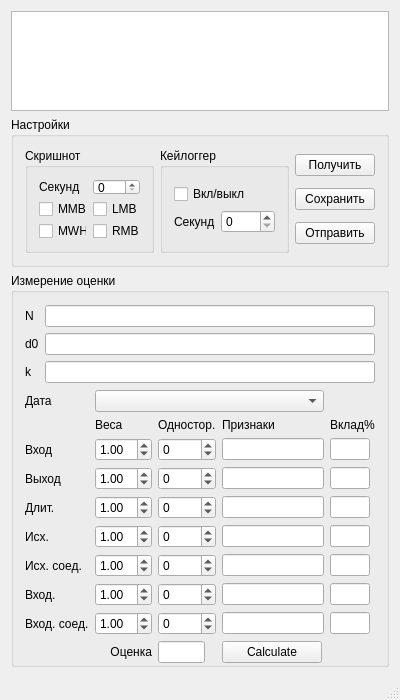
Above: src/server/server.ui from DjGorillaz/anomaly-detection-and-monitoring before the change. Below: the same form after it.
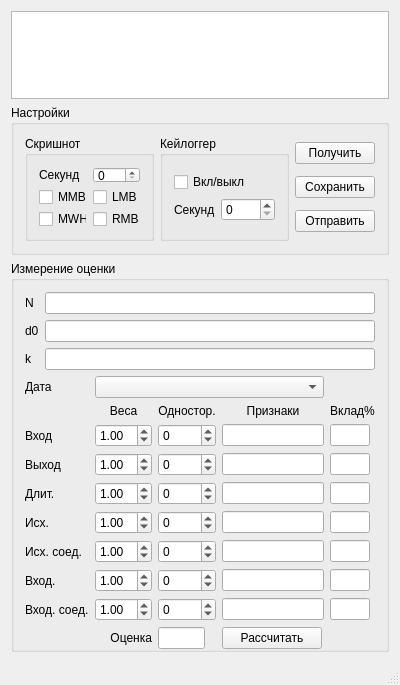
That is the form after the change.

```diff
--- a/src/server/server.ui
+++ b/src/server/server.ui
@@ -7,19 +7,19 @@
     <x>0</x>
     <y>0</y>
     <width>400</width>
-    <height>700</height>
+    <height>685</height>
    </rect>
   </property>
   <property name="minimumSize">
    <size>
     <width>400</width>
-    <height>700</height>
+    <height>685</height>
    </size>
   </property>
   <property name="maximumSize">
    <size>
     <width>400</width>
-    <height>700</height>
+    <height>685</height>
    </size>
   </property>
   <property name="windowTitle">
@@ -29,6 +29,9 @@
    <layout class="QGridLayout" name="gridLayout_4">
     <item row="0" column="0">
      <layout class="QGridLayout" name="gridLayout">
+      <property name="bottomMargin">
+       <number>0</number>
+      </property>
       <item row="0" column="0" colspan="2">
        <widget class="QTreeView" name="treeUsers">
         <property name="sizePolicy">
@@ -176,8 +179,14 @@
            </item>
            <item row="4" column="5">
             <widget class="QLineEdit" name="f1">
+             <property name="sizePolicy">
+              <sizepolicy hsizetype="Minimum" vsizetype="Fixed">
+               <horstretch>0</horstretch>
+               <verstretch>0</verstretch>
+              </sizepolicy>
+             </property>
              <property name="readOnly">
-              <bool>false</bool>
+              <bool>true</bool>
              </property>
             </widget>
            </item>
@@ -209,6 +218,9 @@
              <property name="text">
               <string>Одностор.</string>
              </property>
+             <property name="alignment">
+              <set>Qt::AlignCenter</set>
+             </property>
             </widget>
            </item>
            <item row="9" column="4">
@@ -233,8 +245,14 @@
            </item>
            <item row="7" column="5">
             <widget class="QLineEdit" name="f4">
+             <property name="sizePolicy">
+              <sizepolicy hsizetype="Minimum" vsizetype="Fixed">
+               <horstretch>0</horstretch>
+               <verstretch>0</verstretch>
+              </sizepolicy>
+             </property>
              <property name="readOnly">
-              <bool>false</bool>
+              <bool>true</bool>
              </property>
             </widget>
            </item>
@@ -248,7 +266,7 @@
            <item row="2" column="5">
             <widget class="QLabel" name="features">
              <property name="sizePolicy">
-              <sizepolicy hsizetype="Preferred" vsizetype="Fixed">
+              <sizepolicy hsizetype="Minimum" vsizetype="Fixed">
                <horstretch>0</horstretch>
                <verstretch>0</verstretch>
               </sizepolicy>
@@ -256,6 +274,9 @@
              <property name="text">
               <string>Признаки</string>
              </property>
+             <property name="alignment">
+              <set>Qt::AlignCenter</set>
+             </property>
             </widget>
            </item>
            <item row="6" column="2">
@@ -267,29 +288,53 @@
            </item>
            <item row="10" column="5">
             <widget class="QLineEdit" name="f7">
+             <property name="sizePolicy">
+              <sizepolicy hsizetype="Minimum" vsizetype="Fixed">
+               <horstretch>0</horstretch>
+               <verstretch>0</verstretch>
+              </sizepolicy>
+             </property>
              <property name="readOnly">
-              <bool>false</bool>
+              <bool>true</bool>
              </property>
             </widget>
            </item>
            <item row="5" column="5">
             <widget class="QLineEdit" name="f2">
+             <property name="sizePolicy">
+              <sizepolicy hsizetype="Minimum" vsizetype="Fixed">
+               <horstretch>0</horstretch>
+               <verstretch>0</verstretch>
+              </sizepolicy>
+             </property>
              <property name="readOnly">
-              <bool>false</bool>
+              <bool>true</bool>
              </property>
             </widget>
            </item>
            <item row="6" column="5">
             <widget class="QLineEdit" name="f3">
+             <property name="sizePolicy">
+              <sizepolicy hsizetype="Minimum" vsizetype="Fixed">
+               <horstretch>0</horstretch>
+               <verstretch>0</verstretch>
+              </sizepolicy>
+             </property>
              <property name="readOnly">
-              <bool>false</bool>
+              <bool>true</bool>
              </property>
             </widget>
            </item>
            <item row="8" column="5">
             <widget class="QLineEdit" name="f5">
+             <property name="sizePolicy">
+              <sizepolicy hsizetype="Minimum" vsizetype="Fixed">
+               <horstretch>0</horstretch>
+               <verstretch>0</verstretch>
+              </sizepolicy>
+             </property>
              <property name="readOnly">
-              <bool>false</bool>
+              <bool>true</bool>
              </property>
             </widget>
            </item>
@@ -298,12 +343,21 @@
              <property name="text">
               <string>Веса</string>
              </property>
+             <property name="alignment">
+              <set>Qt::AlignCenter</set>
+             </property>
             </widget>
            </item>
            <item row="9" column="5">
             <widget class="QLineEdit" name="f6">
+             <property name="sizePolicy">
+              <sizepolicy hsizetype="Minimum" vsizetype="Fixed">
+               <horstretch>0</horstretch>
+               <verstretch>0</verstretch>
+              </sizepolicy>
+             </property>
              <property name="readOnly">
-              <bool>false</bool>
+              <bool>true</bool>
              </property>
             </widget>
            </item>
@@ -425,6 +479,9 @@
                <height>16777215</height>
               </size>
              </property>
+             <property name="readOnly">
+              <bool>true</bool>
+             </property>
             </widget>
            </item>
            <item row="11" column="5">
@@ -436,7 +493,7 @@
               </size>
              </property>
              <property name="text">
-              <string>Calculate</string>
+              <string>Рассчитать</string>
              </property>
             </widget>
            </item>
@@ -445,6 +502,9 @@
              <property name="text">
               <string>Вклад%</string>
              </property>
+             <property name="alignment">
+              <set>Qt::AlignCenter</set>
+             </property>
             </widget>
            </item>
            <item row="4" column="6">
```
